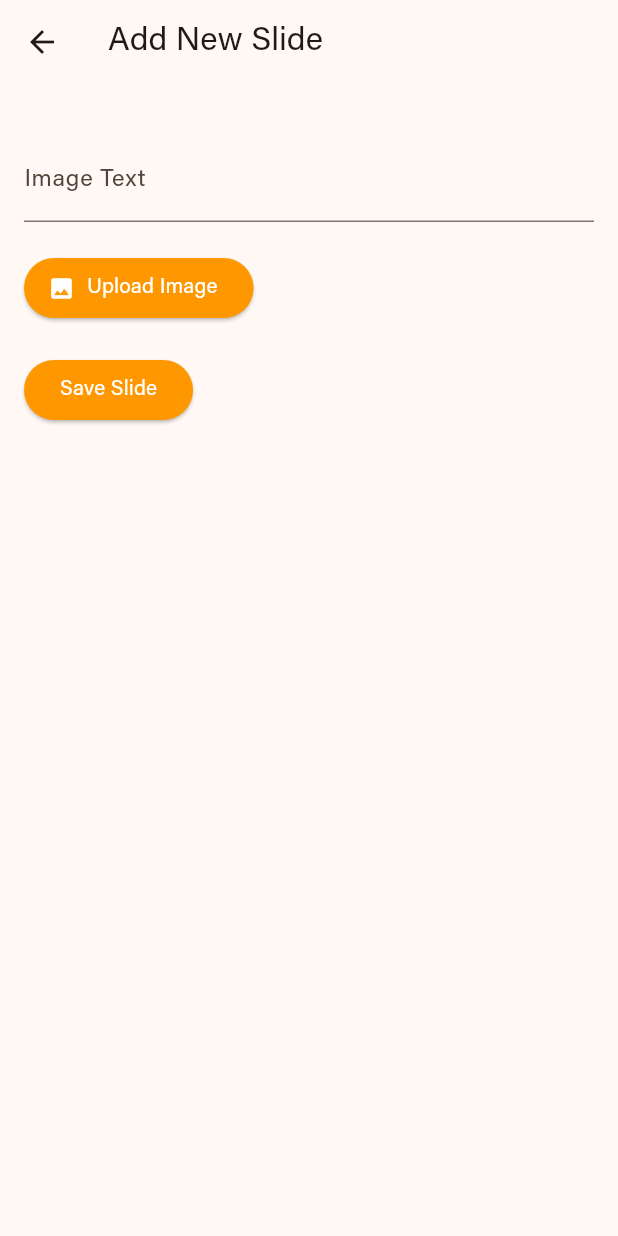
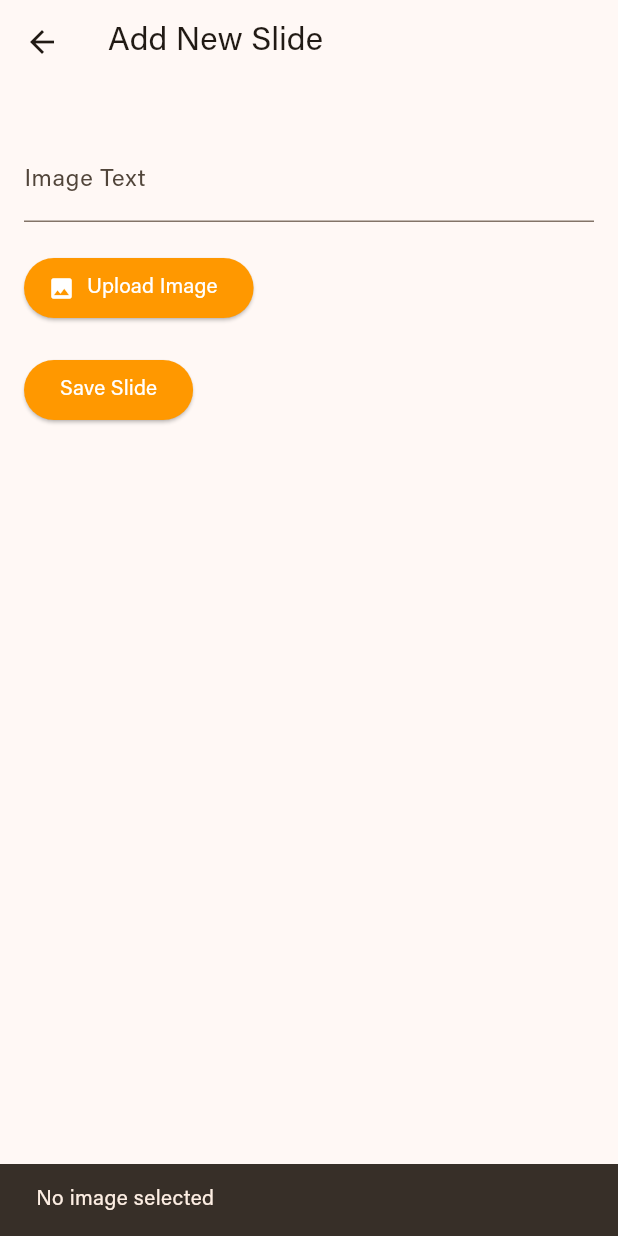
Before and after one commit to Asad120600/online_barber, a Flutter app: the AddSlidePage screen opened directly, after a tap on "Upload Image", on a phone screen of 412 x 824 dp. Run offline on Flutter 3.47's test engine with Material 3 defaults, Android fonts, the phone set to English and light mode, and no system bars; our stand-ins replace cloud_firestore, firebase_auth, firebase_core, firebase_messaging, firebase_storage, fl_chart and 11 more; missing offline and left inert: googleapis; accounts and stored records are empty; key blocks and very long unbroken strings in the code were emptied for the run.

Commit message:
some things are fixed

```diff
--- a/lib/main.dart
+++ b/lib/main.dart
@@ -9,10 +9,11 @@ import 'package:permission_handler/permission_handler.dart';
 void main() async {
   WidgetsFlutterBinding.ensureInitialized();
   await Firebase.initializeApp(
-    options: FirebaseOptions( apiKey: 'AIzaSyDcWHUoPk0MSdZzCN0uMflEy8ihLF4GbZM',
+    options: const FirebaseOptions( apiKey: 'AIzaSyDcWHUoPk0MSdZzCN0uMflEy8ihLF4GbZM',
       appId: '1:868392948570:android:5b546940fa69da46b15963',
       messagingSenderId: '868392948570',
       projectId: 'online-barber-def19',
+      storageBucket: 'online-barber-def19.appspot.com',
       )
   );
   LocalStorage.initStorage();
--- a/lib/push_notification_service.dart
+++ b/lib/push_notification_service.dart
@@ -51,7 +51,7 @@ class PushNotificationService{
   static sendNotification(String token, BuildContext context, String message, String notificationBody) async {
 
     final String serverkey = await getAccessToken();
-    String endpointFirebaseCloudMessaging = 'https://fcm.googleapis.com/v1/projects/online-barber-641ba/messages:send';
+    String endpointFirebaseCloudMessaging = 'https://fcm.googleapis.com/v1/projects/online-barber-def19/messages:send';
 
     final Map<String, dynamic> notificationMessage = {
       'message': {
@@ -83,7 +83,7 @@ class PushNotificationService{
 
   static Future<void> sendNotificationToUser(String token, BuildContext context, String message, String notificationBody) async {
     final String serverkey = await getAccessToken();
-    String endpointFirebaseCloudMessaging = 'https://fcm.googleapis.com/v1/projects/online-barber-641ba/messages:send';
+    String endpointFirebaseCloudMessaging = 'https://fcm.googleapis.com/v1/projects/online-barber-def19/messages:send';
 
     final Map<String, dynamic> notificationMessage = {
       'message': {
--- a/lib/views/admin/slideshow/add_slide.dart
+++ b/lib/views/admin/slideshow/add_slide.dart
@@ -6,7 +6,7 @@ import 'package:flutter/material.dart';
 import 'package:image_picker/image_picker.dart';
 
 class AddSlidePage extends StatefulWidget {
-  const AddSlidePage({Key? key}) : super(key: key);
+  const AddSlidePage({super.key});
 
   @override
   _AddSlidePageState createState() => _AddSlidePageState();
@@ -21,10 +21,27 @@ class _AddSlidePageState extends State<AddSlidePage> {
   File? _imageFile;
 
   Future<void> _uploadImage() async {
+    try {
       final XFile? image = await _picker.pickImage(source: ImageSource.gallery);
-    if (image == null) return;
+      if (image == null) {
+        print('No image selected.');
+        ScaffoldMessenger.of(context).showSnackBar(
+          SnackBar(content: Text('No image selected')),
+        );
+        return;
+      }
 
+      print('Image selected: ${image.path}');
       final file = File(image.path);
+
+      if (!await file.exists()) {
+        print('File does not exist.');
+        ScaffoldMessenger.of(context).showSnackBar(
+          SnackBar(content: Text('File does not exist')),
+        );
+        return;
+      }
+
       final fileName = DateTime.now().toIso8601String();
       final ref = _storage.ref().child('slideshow_images/$fileName');
       await ref.putFile(file);
@@ -34,6 +51,13 @@ class _AddSlidePageState extends State<AddSlidePage> {
         _imageFile = file;
         _imageUrl = imageUrl;
       });
+      print('Image uploaded successfully: $imageUrl');
+    } catch (e) {
+      print('Error during image upload: $e');
+      ScaffoldMessenger.of(context).showSnackBar(
+        SnackBar(content: Text('Failed to upload image')),
+      );
+    }
   }
 
   Future<void> _saveSlide() async {
--- a/lib/views/splash_screen.dart
+++ b/lib/views/splash_screen.dart
@@ -18,7 +18,7 @@ class _SplashScreenState extends State<SplashScreen> {
     Timer(
         const Duration(seconds: 2),
             () => Navigator.of(context).pushReplacement(MaterialPageRoute(
-            builder: (BuildContext context) => const LoginScreen())));
+            builder: (BuildContext context) => const SlideshowScreen())));
   }
   @override
   Widget build(BuildContext context) {
```
Also changed, not shown: lib/views/auth/login_screen.dart (+46 -49 lines), lib/views/auth/signup_screen.dart (+3 -19 lines), 5 other files. Lines whose indentation alone changed are shown as unchanged.
